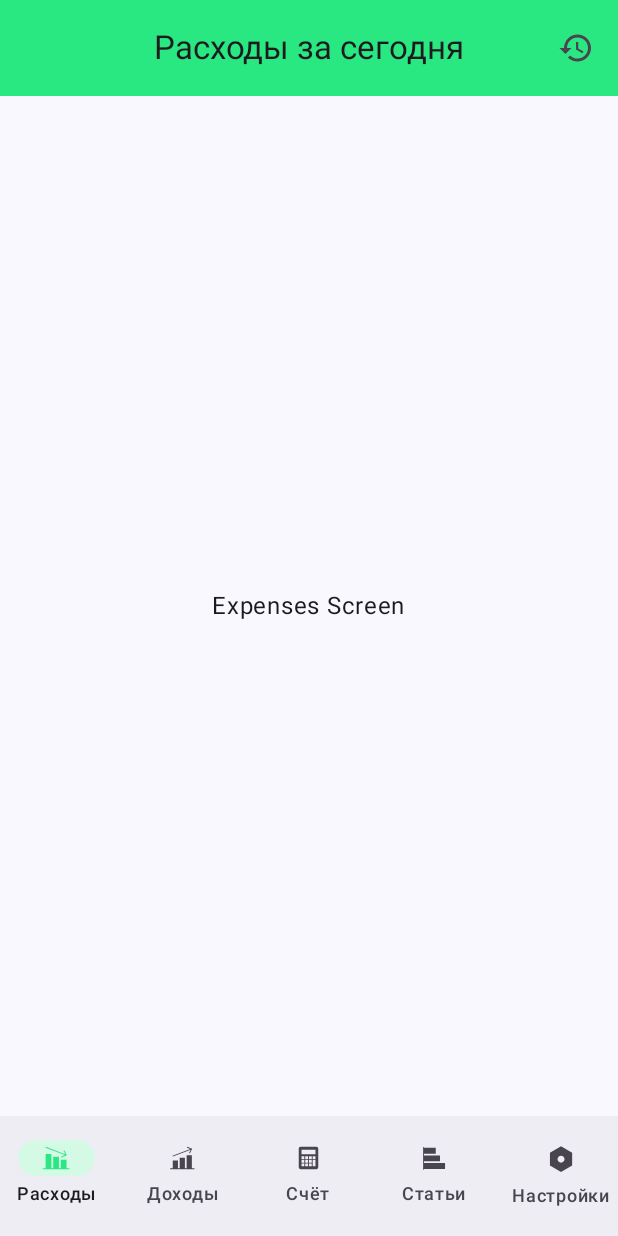
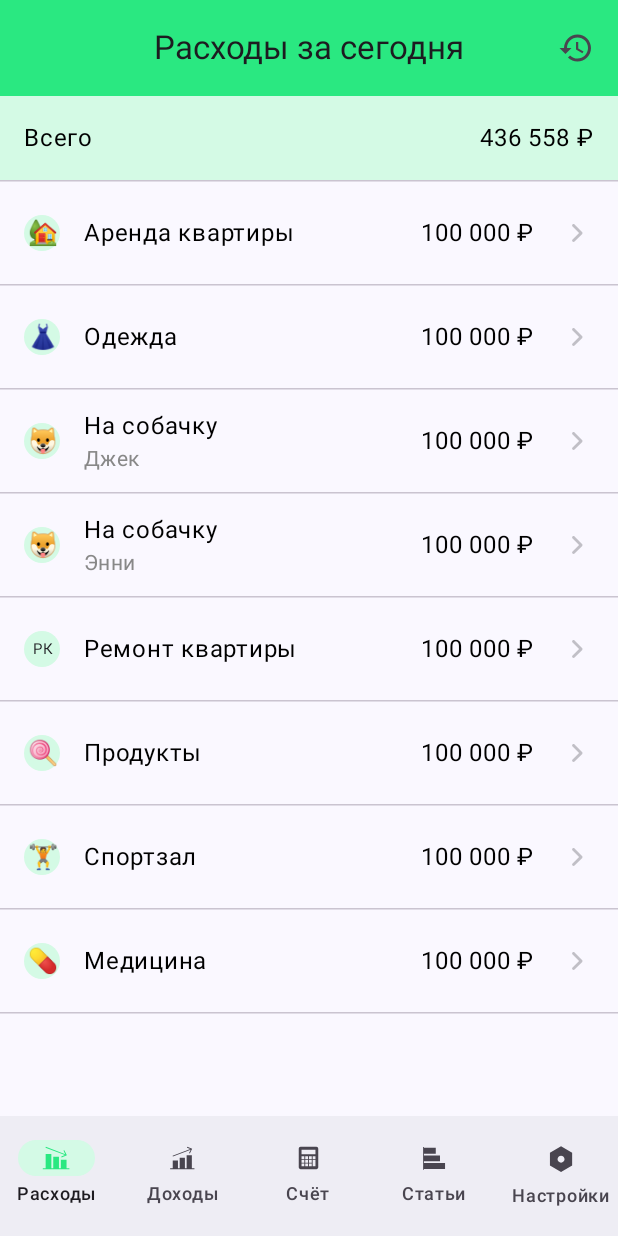
Before and after one commit to roganofff/yandex-smd, an Android app built with Jetpack Compose: the screen it shows after launch (MainActivity), on a phone screen of 412 x 824 dp. Run offline under Robolectric (Android 15) with nearby library versions, the phone set to English and light mode, and no system bars.

Commit message:
feat: optimized screens and implemented ListItem component

```diff
--- a/app/src/main/java/quo/yandex/financialawareness/MainActivity.kt
+++ b/app/src/main/java/quo/yandex/financialawareness/MainActivity.kt
@@ -86,23 +86,10 @@ fun AppScreen(modifier: Modifier = Modifier) {
                 }
             },
         ) { innerPadding ->
-            TransparentStatusBarBackground(Color(0xFF2AE881))
-            Box(modifier = Modifier.padding(innerPadding)) {
+            Box(modifier = Modifier) {
                 AppNavHost(navController, startDestination)
+                println(innerPadding)
             }
         }
     }
 }
-
-@Composable
-fun TransparentStatusBarBackground(color: Color) {
-    val topPadding = WindowInsets.statusBars
-        .asPaddingValues()
-        .calculateTopPadding()
-    Box(
-        modifier = Modifier
-            .fillMaxWidth()
-            .height(topPadding)
-            .background(color)
-    )
-}
--- /dev/null
+++ b/app/src/main/java/quo/yandex/financialawareness/data/MockData.kt
@@ -0,0 +1,89 @@
+package quo.yandex.financialawareness.data
+
+import quo.yandex.financialawareness.R
+
+data class ItemData(
+    val title: String,
+    val comment: String?,
+    val price: String?,
+    val leadIcon: String?,
+    val trailIcon: Int?,
+    val isLeading: Boolean = false,
+    val isEmojiIcon: Boolean = true,
+)
+
+fun provideExpensesMockData() = listOf(
+    ItemData(
+        title = "Всего",
+        comment = null,
+        price = "436 558 ₽",
+        leadIcon = null,
+        trailIcon = null,
+        isLeading = true,
+    ),
+    ItemData(
+        title = "Аренда квартиры",
+        comment = null,
+        price = "100 000 ₽",
+        leadIcon = "\uD83C\uDFE1",
+        trailIcon = R.drawable.ic_more_vert,
+        isLeading = false,
+    ),
+    ItemData(
+        title = "Одежда",
+        comment = null,
+        price = "100 000 ₽",
+        leadIcon = "\uD83D\uDC57",
+        trailIcon = R.drawable.ic_more_vert,
+        isLeading = false,
+    ),
+    ItemData(
+        title = "На собачку",
+        comment = "Джек",
+        price = "100 000 ₽",
+        leadIcon = "\uD83D\uDC36",
+        trailIcon = R.drawable.ic_more_vert,
+        isLeading = false,
+    ),
+    ItemData(
+        title = "На собачку",
+        comment = "Энни",
+        price = "100 000 ₽",
+        leadIcon = "\uD83D\uDC36",
+        trailIcon = R.drawable.ic_more_vert,
+        isLeading = false,
+    ),
+    ItemData(
+        title = "Ремонт квартиры",
+        comment = null,
+        price = "100 000 ₽",
+        leadIcon = "РК",
+        trailIcon = R.drawable.ic_more_vert,
+        isLeading = false,
+        isEmojiIcon = false,
+    ),
+    ItemData(
+        title = "Продукты",
+        comment = null,
+        price = "100 000 ₽",
+        leadIcon = "\uD83C\uDF6D",
+        trailIcon = R.drawable.ic_more_vert,
+        isLeading = false,
+    ),
+    ItemData(
+        title = "Спортзал",
+        comment = null,
+        price = "100 000 ₽",
+        leadIcon = "\uD83C\uDFCB\uFE0F",
+        trailIcon = R.drawable.ic_more_vert,
+        isLeading = false,
+    ),
+    ItemData(
+        title = "Медицина",
+        comment = null,
+        price = "100 000 ₽",
+        leadIcon = "\uD83D\uDC8A",
+        trailIcon = R.drawable.ic_more_vert,
+        isLeading = false,
+    )
+)
--- a/app/src/main/java/quo/yandex/financialawareness/presentation/screens/AccountScreen.kt
+++ b/app/src/main/java/quo/yandex/financialawareness/presentation/screens/AccountScreen.kt
@@ -29,7 +29,6 @@ import quo.yandex.financialawareness.R
 @OptIn(ExperimentalMaterial3Api::class)
 @Composable
 fun AccountScreen(modifier: Modifier = Modifier) {
-    Box(modifier = Modifier.fillMaxSize()) {
     Scaffold(
         topBar = {
             CenterAlignedTopAppBar(
@@ -69,4 +68,3 @@ fun AccountScreen(modifier: Modifier = Modifier) {
         }
     }
 }
-}
--- a/app/src/main/java/quo/yandex/financialawareness/presentation/screens/CategoriesScreen.kt
+++ b/app/src/main/java/quo/yandex/financialawareness/presentation/screens/CategoriesScreen.kt
@@ -21,7 +21,6 @@ import androidx.compose.ui.tooling.preview.Preview
 @OptIn(ExperimentalMaterial3Api::class)
 @Composable
 fun CategoriesScreen(modifier: Modifier = Modifier) {
-    Box(modifier = Modifier.fillMaxSize()) {
     Scaffold(
         topBar = {
             CenterAlignedTopAppBar(
@@ -48,4 +47,3 @@ fun CategoriesScreen(modifier: Modifier = Modifier) {
         }
     }
 }
-}
--- a/app/src/main/java/quo/yandex/financialawareness/presentation/screens/ExpensesScreen.kt
+++ b/app/src/main/java/quo/yandex/financialawareness/presentation/screens/ExpensesScreen.kt
@@ -2,14 +2,15 @@ package quo.yandex.financialawareness.presentation.screens
 
 import androidx.compose.foundation.Image
 import androidx.compose.foundation.layout.Arrangement
-import androidx.compose.foundation.layout.Box
-import androidx.compose.foundation.layout.Column
 import androidx.compose.foundation.layout.fillMaxSize
 import androidx.compose.foundation.layout.fillMaxWidth
 import androidx.compose.foundation.layout.padding
 import androidx.compose.foundation.layout.size
+import androidx.compose.foundation.lazy.LazyColumn
+import androidx.compose.foundation.lazy.items
 import androidx.compose.material3.CenterAlignedTopAppBar
 import androidx.compose.material3.ExperimentalMaterial3Api
+import androidx.compose.material3.HorizontalDivider
 import androidx.compose.material3.IconButton
 import androidx.compose.material3.Scaffold
 import androidx.compose.material3.Text
@@ -27,6 +28,8 @@ import androidx.compose.ui.res.painterResource
 import androidx.compose.ui.tooling.preview.Preview
 import androidx.compose.ui.unit.dp
 import quo.yandex.financialawareness.R
+import quo.yandex.financialawareness.data.provideExpensesMockData
+import quo.yandex.financialawareness.presentation.ui.components.ListItem
 
 @Preview
 @OptIn(ExperimentalMaterial3Api::class)
@@ -35,7 +38,6 @@ fun ExpensesScreen(modifier: Modifier = Modifier) {
     val periods = listOf("сегодня", "неделю", "месяц", "год", "всё время")
     var selectedPeriod by rememberSaveable { mutableIntStateOf(0) }
 
-    Box(modifier = Modifier.fillMaxSize()) {
     Scaffold(
         topBar = {
             CenterAlignedTopAppBar(
@@ -68,12 +70,26 @@ fun ExpensesScreen(modifier: Modifier = Modifier) {
             )
         },
     ) { contentPadding ->
-            Column(
+        LazyColumn(
             modifier = Modifier.fillMaxSize().padding(contentPadding),
             horizontalAlignment = Alignment.CenterHorizontally,
-                verticalArrangement = Arrangement.Center
+            verticalArrangement = Arrangement.Top
         ) {
-                Text("Expenses Screen")
+           items(provideExpensesMockData()) { item ->
+               ListItem(
+                   title = item.title,
+                   comment = item.comment,
+                   price = item.price,
+                   leadIcon = item.leadIcon,
+                   trailIcon = item.trailIcon,
+                   isLeading = item.isLeading,
+                   isEmojiIcon = item.isEmojiIcon,
+               )
+               HorizontalDivider(
+                   modifier = Modifier.fillMaxWidth(),
+                   thickness = 1.dp,
+                   color = Color(0xFFCAC4D0)
+               )
            }
         }
     }
--- a/app/src/main/java/quo/yandex/financialawareness/presentation/screens/IncomeScreen.kt
+++ b/app/src/main/java/quo/yandex/financialawareness/presentation/screens/IncomeScreen.kt
@@ -35,7 +35,6 @@ fun IncomeScreen(modifier: Modifier = Modifier) {
     val periods = listOf("сегодня", "неделю", "месяц", "год", "всё время")
     var selectedPeriod by rememberSaveable { mutableIntStateOf(0) }
 
-    Box(modifier = Modifier.fillMaxSize()) {
     Scaffold(
         topBar = {
             CenterAlignedTopAppBar(
@@ -77,4 +76,3 @@ fun IncomeScreen(modifier: Modifier = Modifier) {
         }
     }
 }
-}
--- a/app/src/main/java/quo/yandex/financialawareness/presentation/screens/SettingsScreen.kt
+++ b/app/src/main/java/quo/yandex/financialawareness/presentation/screens/SettingsScreen.kt
@@ -21,7 +21,6 @@ import androidx.compose.ui.tooling.preview.Preview
 @OptIn(ExperimentalMaterial3Api::class)
 @Composable
 fun SettingsScreen(modifier: Modifier = Modifier) {
-    Box(modifier = Modifier.fillMaxSize()) {
     Scaffold(
         topBar = {
             CenterAlignedTopAppBar(
@@ -48,4 +47,3 @@ fun SettingsScreen(modifier: Modifier = Modifier) {
         }
     }
 }
-}
--- /dev/null
+++ b/app/src/main/java/quo/yandex/financialawareness/presentation/ui/components/ListItem.kt
@@ -0,0 +1,116 @@
+package quo.yandex.financialawareness.presentation.ui.components
+
+import androidx.compose.foundation.Image
+import androidx.compose.foundation.background
+import androidx.compose.foundation.layout.Arrangement
+import androidx.compose.foundation.layout.Box
+import androidx.compose.foundation.layout.Column
+import androidx.compose.foundation.layout.Row
+import androidx.compose.foundation.layout.Spacer
+import androidx.compose.foundation.layout.fillMaxWidth
+import androidx.compose.foundation.layout.height
+import androidx.compose.foundation.layout.padding
+import androidx.compose.foundation.layout.size
+import androidx.compose.foundation.layout.width
+import androidx.compose.foundation.shape.CircleShape
+import androidx.compose.material3.Text
+import androidx.compose.runtime.Composable
+import androidx.compose.ui.Alignment
+import androidx.compose.ui.Modifier
+import androidx.compose.ui.graphics.Color
+import androidx.compose.ui.res.painterResource
+import androidx.compose.ui.text.font.FontWeight
+import androidx.compose.ui.text.style.TextAlign
+import androidx.compose.ui.unit.dp
+import androidx.compose.ui.unit.sp
+
+@Composable
+fun ListItem(
+    modifier: Modifier = Modifier,
+    title: String,
+    comment: String? = null,
+    price: String? = null,
+    leadIcon: String? = null,
+    trailIcon: Int? = null,
+    isLeading: Boolean = false,
+    isEmojiIcon: Boolean = true,
+) {
+    val greenBackground = Color(0xFFD4FAE5)
+    val whiteBackground = Color(0xFFFEF7FF)
+
+    val rowBackground = if (isLeading) greenBackground else Color.Transparent
+    val circleBackground = if (isLeading) whiteBackground else greenBackground
+
+    Row(
+        modifier = modifier
+            .fillMaxWidth()
+            .background(rowBackground)
+            .height(if (isLeading) 56.dp else 68.dp),
+        verticalAlignment = Alignment.CenterVertically,
+    ) {
+        leadIcon?.let {
+            Box(
+                modifier = Modifier
+                    .padding(start = 16.dp)
+                    .size(24.dp)
+                    .background(color = circleBackground, shape = CircleShape),
+                contentAlignment = Alignment.Center
+            ) {
+                Text(
+                    text = leadIcon,
+                    fontSize = if (isEmojiIcon) 16.sp else 10.sp,
+                    color = Color(0xFF1D1B20),
+                    textAlign = TextAlign.Center
+                )
+            }
+        }
+
+        Spacer(modifier = Modifier.width(16.dp))
+
+        Column(
+            modifier = Modifier.weight(1f),
+            verticalArrangement = Arrangement.Center
+        ) {
+            Text(
+                text = title,
+                fontWeight = FontWeight.W400,
+                fontSize = 16.sp,
+                lineHeight = 24.sp,
+                letterSpacing = 0.5.sp,
+                color = Color.Black
+            )
+            comment?.let {
+                Text(
+                    text = comment,
+                    fontWeight = FontWeight.W400,
+                    fontSize = 14.sp,
+                    lineHeight = 20.sp,
+                    letterSpacing = 0.25.sp,
+                    color = Color.Gray
+                )
+            }
+        }
+
+        price?.let {
+            Text(
+                text = price,
+                modifier = Modifier.padding(end = 16.dp, start = 16.dp),
+                fontWeight = FontWeight.W400,
+                fontSize = 16.sp,
+                lineHeight = 24.sp,
+                letterSpacing = 0.5.sp,
+                color = Color.Black
+            )
+        }
+
+        trailIcon?.let {
+            Image(
+                painter = painterResource(id = trailIcon),
+                contentDescription = null,
+                modifier = Modifier
+                    .padding(end = 16.dp)
+                    .size(24.dp)
+            )
+        }
+    }
+}
--- /dev/null
+++ b/app/src/main/res/drawable/ic_more_vert.xml
@@ -0,0 +1,10 @@
+<vector xmlns:android="http://schemas.android.com/apk/res/android"
+    android:width="24dp"
+    android:height="24dp"
+    android:viewportWidth="24"
+    android:viewportHeight="24">
+  <path
+      android:pathData="M16.35,12.007C16.35,12.151 16.322,12.283 16.267,12.405C16.211,12.527 16.125,12.646 16.009,12.762L11.037,17.685C10.854,17.867 10.633,17.958 10.373,17.958C10.102,17.958 9.872,17.867 9.684,17.685C9.496,17.496 9.402,17.27 9.402,17.004C9.402,16.738 9.504,16.503 9.709,16.298L14.067,12.007L9.709,7.715C9.504,7.511 9.402,7.275 9.402,7.01C9.402,6.744 9.496,6.52 9.684,6.337C9.872,6.149 10.102,6.055 10.373,6.055C10.633,6.055 10.854,6.146 11.037,6.329L16.009,11.252C16.236,11.467 16.35,11.719 16.35,12.007Z"
+      android:fillColor="#3C3C43"
+      android:fillAlpha="0.3"/>
+</vector>
```
Lines whose indentation alone changed are shown as unchanged.
